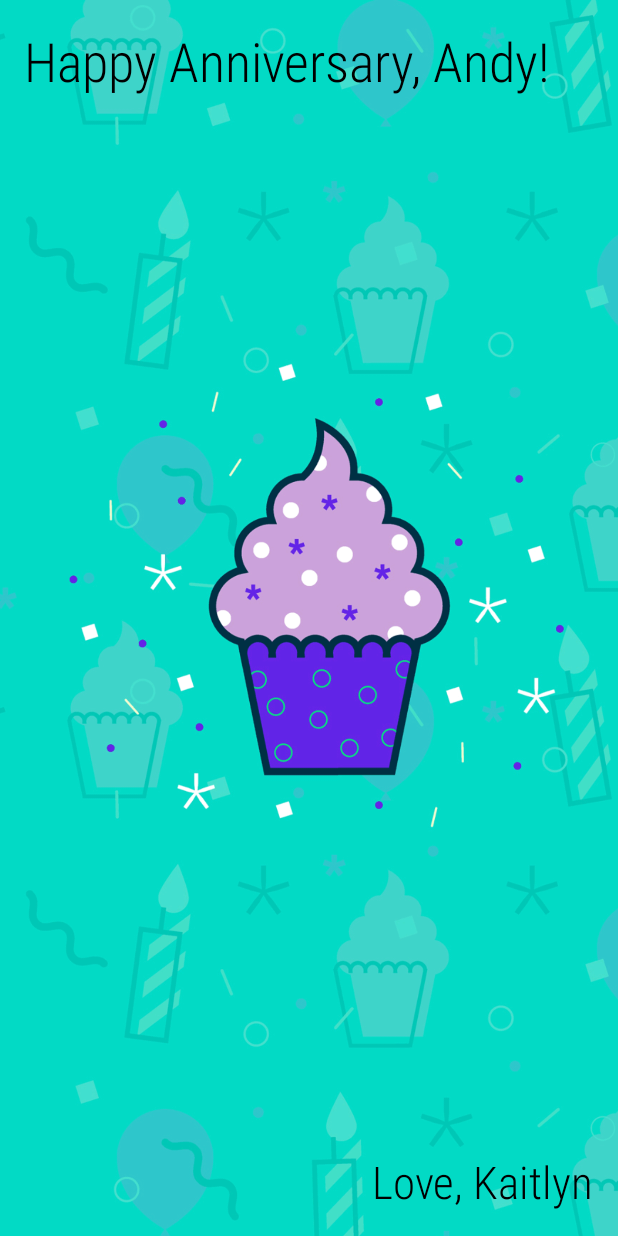
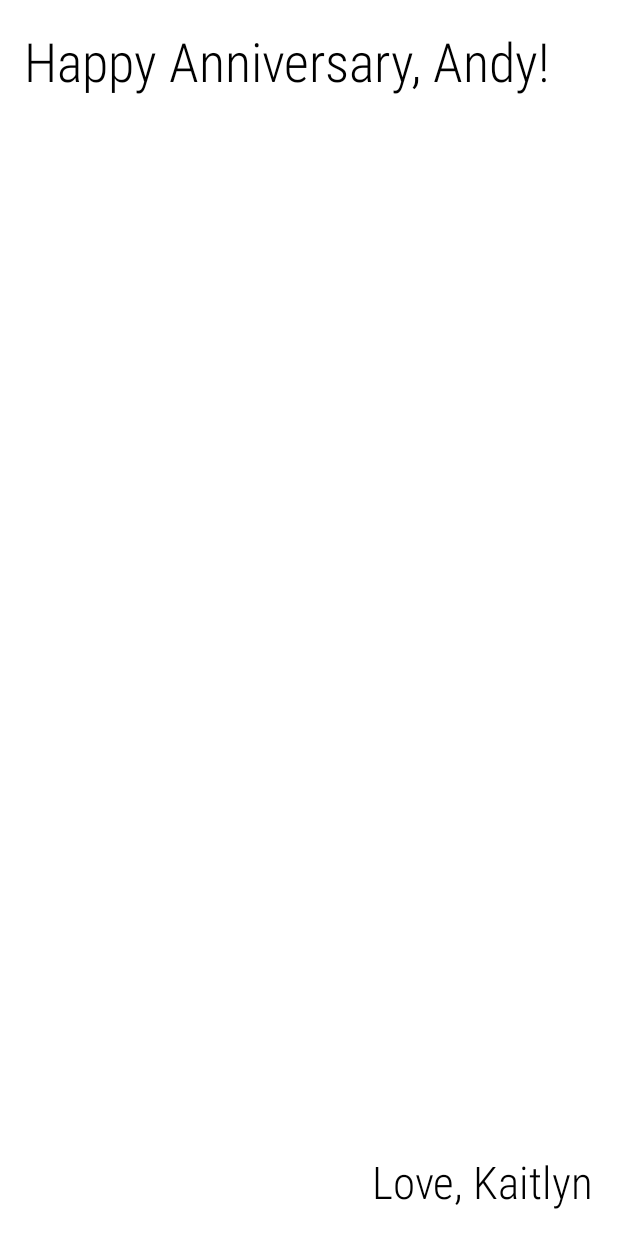
Before and after one commit to kaitlynfox/android_happy_birthday_app, an Android app: the screen it shows after launch (MainActivity), on a phone screen of 412 x 824 dp. Run offline under Robolectric (Android 15) with nearby library versions, the phone set to English and light mode, and no system bars.

Commit message:
Remove ImageView from activity_main.xml and update ConstraintLayout background to white

```diff
--- a/app/src/main/res/layout/activity_main.xml
+++ b/app/src/main/res/layout/activity_main.xml
@@ -4,19 +4,8 @@
     xmlns:tools="http://schemas.android.com/tools"
     android:layout_width="match_parent"
     android:layout_height="match_parent"
+    android:background="#FFFFFF"
     tools:context=".MainActivity">
-
-    <ImageView
-        android:id="@+id/imageView"
-        android:layout_width="0dp"
-        android:layout_height="0dp"
-        android:importantForAccessibility="no"
-        android:scaleType="centerCrop"
-        app:layout_constraintBottom_toBottomOf="parent"
-        app:layout_constraintEnd_toEndOf="parent"
-        app:layout_constraintStart_toStartOf="parent"
-        app:layout_constraintTop_toTopOf="parent"
-        app:srcCompat="@drawable/android_party" />
 
     <TextView
         android:id="@+id/to"
```
